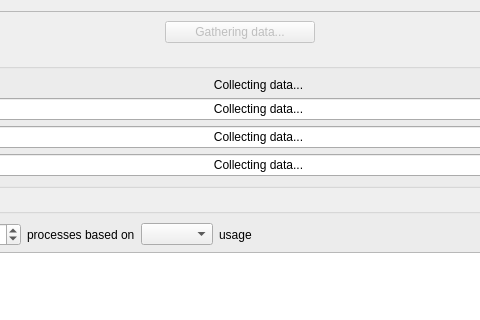
Qt form src/brickv/plugin_system/plugins/red/ui/red_tab_overview.ui (Tinkerforge/brickv) before a commit; both pictures show x 92 to 572 and y 0 to 320 of the 664 by 510 pixel window.
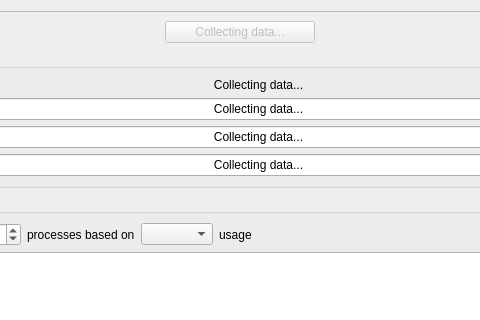
The same form after that commit.

Commit message: red-brick: Fix typo

```diff
--- a/src/brickv/plugin_system/plugins/red/ui/red_tab_overview.ui
+++ b/src/brickv/plugin_system/plugins/red/ui/red_tab_overview.ui
@@ -50,7 +50,7 @@
            </size>
           </property>
           <property name="text">
-           <string>Gathering data...</string>
+           <string>Collecting data...</string>
           </property>
           <property name="checkable">
            <bool>false</bool>
```
The commit also changes 1 other file.
